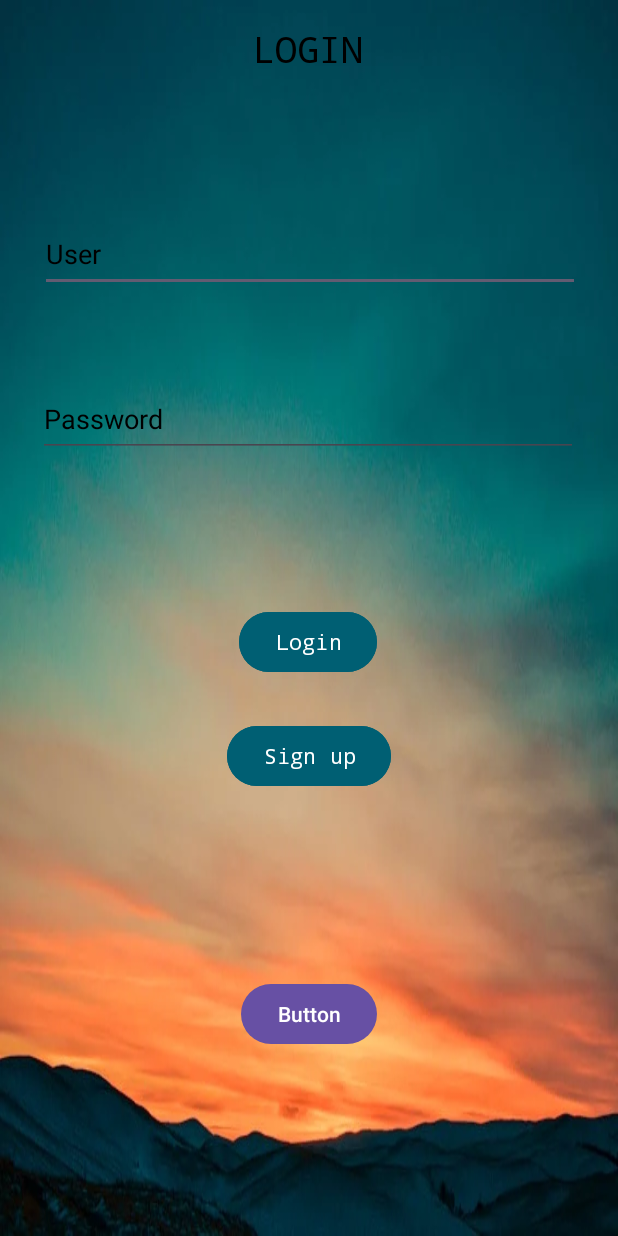
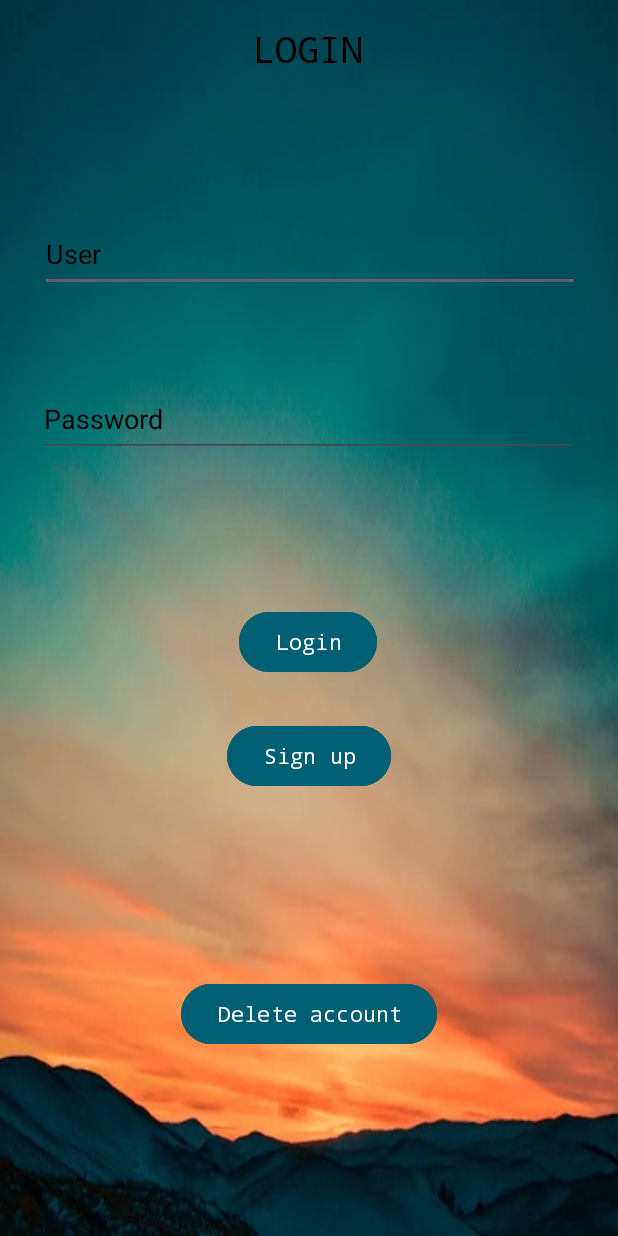
Before and after one commit to Marco1080/PGL, an Android app: the screen it shows after launch (LoginActivity), on a phone screen of 412 x 824 dp. Run offline under Robolectric (Android 15) with nearby library versions, the phone set to English and light mode, and no system bars.

Commit message:
Pequeños cambios de estilo al boton de borrar cuenta.

```diff
--- a/Encriptador/app/src/main/res/layout/activity_login.xml
+++ b/Encriptador/app/src/main/res/layout/activity_login.xml
@@ -78,7 +78,9 @@
         android:id="@+id/buttonDelete"
         android:layout_width="wrap_content"
         android:layout_height="wrap_content"
-        android:text="Button"
+        android:backgroundTint="#005F73"
+        android:fontFamily="monospace"
+        android:text="Delete account"
         app:layout_constraintBottom_toBottomOf="parent"
         app:layout_constraintEnd_toEndOf="parent"
         app:layout_constraintStart_toStartOf="parent"
```
